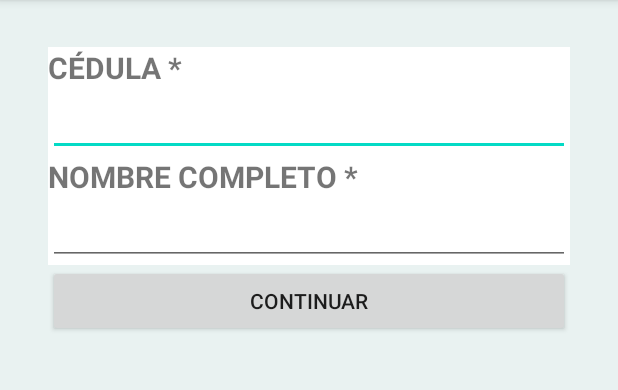
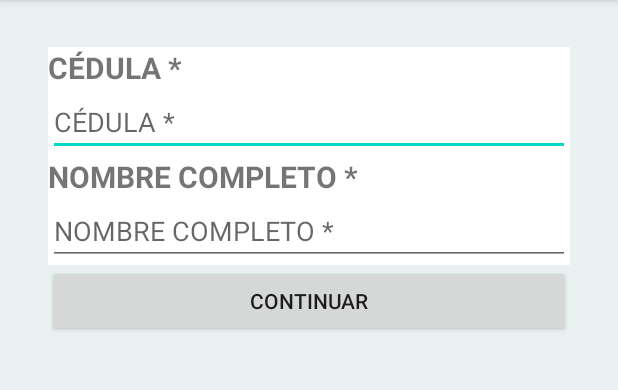
Before and after one commit to Genuba/mision-servi, an Android app: the PersonaForm screen opened directly, with no data from a screen before it, on a phone screen of 412 x 824 dp, the part 84-474 px from its top. Run offline under Robolectric (Android 15) with nearby library versions, the phone set to English and light mode, and no system bars.

Commit message:
Se adicionan propiedades

```diff
--- a/app/src/main/res/layout/activity_persona_form.xml
+++ b/app/src/main/res/layout/activity_persona_form.xml
@@ -33,7 +33,7 @@
                     android:id="@+id/textView1"
                     android:layout_width="wrap_content"
                     android:layout_height="wrap_content"
-                    android:text="CÉDULA *"
+                    android:text="@string/cedula"
                     android:textSize="20sp"
                     android:textStyle="bold" />
 
@@ -41,6 +41,10 @@
                     android:id="@+id/cedula"
                     android:layout_width="match_parent"
                     android:layout_height="wrap_content"
+                    android:autofillHints="username"
+                    android:inputType="number"
+                    android:maxLength="30"
+                    android:hint="@string/cedula"
                     android:layout_below="@id/textView1" />
 
                 <TextView
@@ -48,15 +52,22 @@
                     android:layout_width="wrap_content"
                     android:layout_height="wrap_content"
                     android:layout_below="@id/cedula"
-                    android:text="NOMBRE COMPLETO *"
+                    android:text="@string/nombreCompleto"
                     android:textSize="20sp"
-                    android:textStyle="bold" />
+                    android:textStyle="bold"
+                    />
 
                 <EditText
                     android:id="@+id/nombre"
                     android:layout_width="match_parent"
                     android:layout_height="wrap_content"
-                    android:layout_below="@id/textView3" />
+                    android:layout_below="@id/textView3"
+                    android:autofillHints="username"
+                    android:maxLines="1"
+                    android:maxLength="150"
+                    android:inputType="textCapWords"
+                    android:hint="@string/nombreCompleto">
+                </EditText>
             </RelativeLayout>
 
             <Button
@@ -64,7 +75,7 @@
                 android:layout_width="match_parent"
                 android:layout_height="wrap_content"
                 android:onClick="encuestaContinue"
-                android:text="Continuar" />
+                android:text="@string/continuar" />
 
         </LinearLayout>
     </ScrollView>
```
Also changed, not shown: app/src/main/res/layout/activity_encuesta_pag_uno.xml (+33 -34 lines), app/src/main/res/values/strings.xml (+18 -0 lines).
